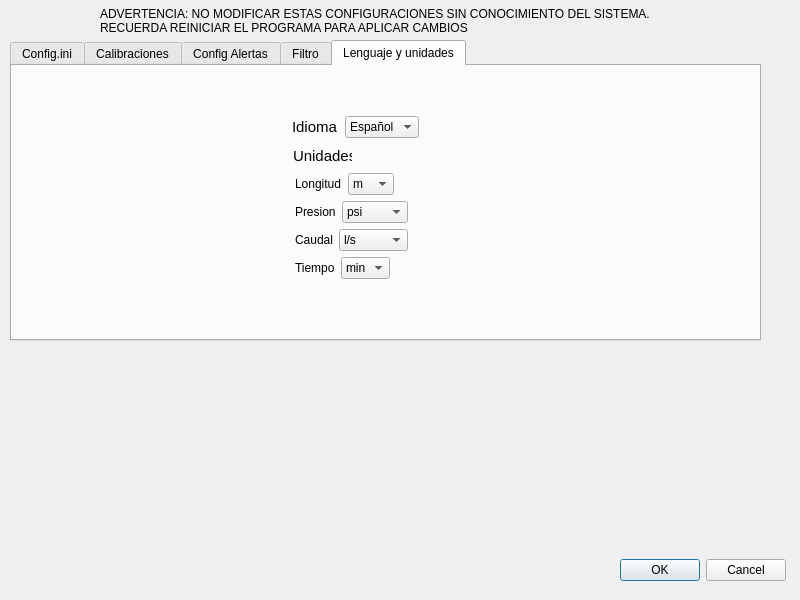
This is asa_application/settings.ui in razulued/qt_application as Qt 5 draws it before an edit. The edited form follows.
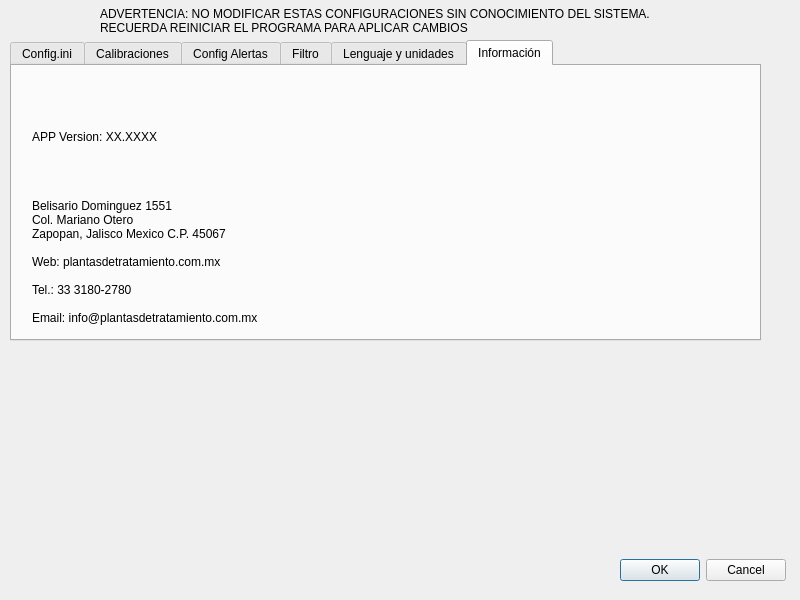
This is the edited form. Icons and pictures are not drawn.

```diff
--- a/asa_application/settings.ui
+++ b/asa_application/settings.ui
@@ -55,7 +55,7 @@
     </rect>
    </property>
    <property name="currentIndex">
-    <number>4</number>
+    <number>5</number>
    </property>
    <widget class="QWidget" name="tab">
     <attribute name="title">
@@ -5099,6 +5099,45 @@
     <zorder>layoutWidget</zorder>
     <zorder>layoutWidget</zorder>
    </widget>
+   <widget class="QWidget" name="tab_6">
+    <attribute name="title">
+     <string>Información</string>
+    </attribute>
+    <widget class="QLabel" name="label_version">
+     <property name="geometry">
+      <rect>
+       <x>20</x>
+       <y>10</y>
+       <width>711</width>
+       <height>121</height>
+      </rect>
+     </property>
+     <property name="text">
+      <string>APP Version: XX.XXXX</string>
+     </property>
+    </widget>
+    <widget class="QLabel" name="label_info">
+     <property name="geometry">
+      <rect>
+       <x>20</x>
+       <y>120</y>
+       <width>711</width>
+       <height>151</height>
+      </rect>
+     </property>
+     <property name="text">
+      <string>Belisario Dominguez 1551
+Col. Mariano Otero
+Zapopan, Jalisco Mexico C.P. 45067
+
+Web: plantasdetratamiento.com.mx
+
+Tel.: 33 3180-2780
+
+Email: info@plantasdetratamiento.com.mx</string>
+     </property>
+    </widget>
+   </widget>
   </widget>
   <widget class="QFrame" name="key_frame">
    <property name="geometry">
```
